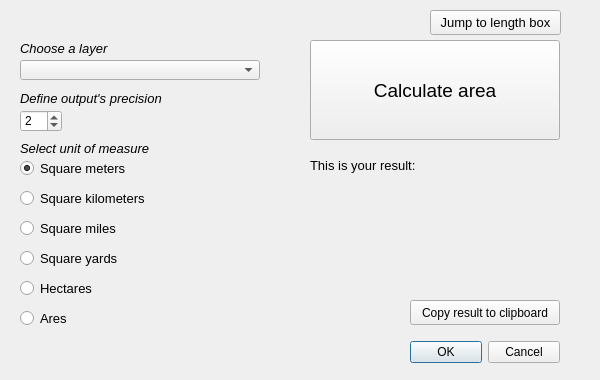
Before: the Qt Designer form ALCalculator_dialog_base.ui in pankonduktortoja/Quick-area-and-length-calculator, drawn with Qt 5.
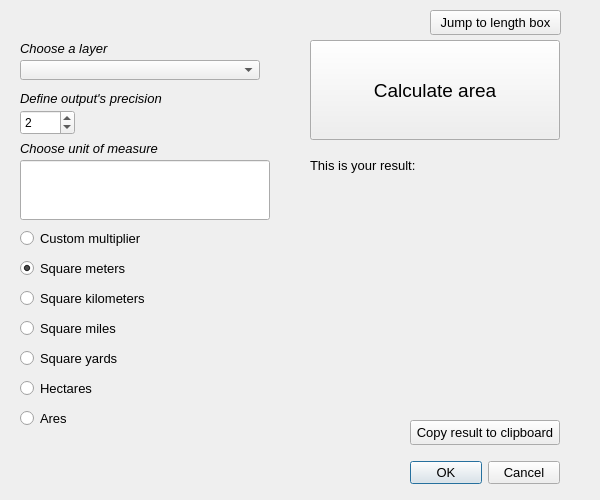
After: the same form once the commit is applied. The open tabs and pages were chosen to show the change. Custom widgets are drawn as their Qt base class.

Commit message: ui setup for custom multipliers

Diff of the .ui file:
```diff
--- a/ALCalculator_dialog_base.ui
+++ b/ALCalculator_dialog_base.ui
@@ -7,19 +7,19 @@
     <x>0</x>
     <y>0</y>
     <width>600</width>
-    <height>380</height>
+    <height>500</height>
    </rect>
   </property>
   <property name="minimumSize">
    <size>
     <width>600</width>
-    <height>380</height>
+    <height>500</height>
    </size>
   </property>
   <property name="maximumSize">
    <size>
     <width>600</width>
-    <height>380</height>
+    <height>500</height>
    </size>
   </property>
   <property name="font">
@@ -34,7 +34,7 @@
    <property name="geometry">
     <rect>
      <x>410</x>
-     <y>340</y>
+     <y>460</y>
      <width>150</width>
      <height>25</height>
     </rect>
@@ -42,6 +42,7 @@
    <property name="font">
     <font>
      <family>Arial</family>
+     <pointsize>10</pointsize>
     </font>
    </property>
    <property name="orientation">
@@ -57,7 +58,7 @@
      <x>10</x>
      <y>10</y>
      <width>580</width>
-     <height>321</height>
+     <height>441</height>
     </rect>
    </property>
    <property name="font">
@@ -177,8 +178,8 @@
       <rect>
        <x>10</x>
        <y>100</y>
-       <width>42</width>
-       <height>22</height>
+       <width>55</width>
+       <height>25</height>
       </rect>
      </property>
      <property name="maximum">
@@ -212,7 +213,7 @@
      <property name="geometry">
       <rect>
        <x>10</x>
-       <y>150</y>
+       <y>250</y>
        <width>171</width>
        <height>17</height>
       </rect>
@@ -234,7 +235,7 @@
      <property name="geometry">
       <rect>
        <x>10</x>
-       <y>180</y>
+       <y>280</y>
        <width>181</width>
        <height>17</height>
       </rect>
@@ -253,7 +254,7 @@
      <property name="geometry">
       <rect>
        <x>10</x>
-       <y>270</y>
+       <y>370</y>
        <width>201</width>
        <height>17</height>
       </rect>
@@ -272,7 +273,7 @@
      <property name="geometry">
       <rect>
        <x>10</x>
-       <y>300</y>
+       <y>400</y>
        <width>201</width>
        <height>17</height>
       </rect>
@@ -361,14 +362,14 @@
       </font>
      </property>
      <property name="text">
-      <string>Select unit of measure</string>
+      <string>Choose unit of measure</string>
      </property>
     </widget>
     <widget class="QRadioButton" name="rbAreaMiles">
      <property name="geometry">
       <rect>
        <x>10</x>
-       <y>210</y>
+       <y>310</y>
        <width>181</width>
        <height>17</height>
       </rect>
@@ -387,7 +388,7 @@
      <property name="geometry">
       <rect>
        <x>10</x>
-       <y>240</y>
+       <y>340</y>
        <width>181</width>
        <height>17</height>
       </rect>
@@ -416,15 +417,53 @@
      <property name="geometry">
       <rect>
        <x>400</x>
-       <y>290</y>
+       <y>410</y>
        <width>150</width>
        <height>25</height>
       </rect>
      </property>
+     <property name="font">
+      <font>
+       <family>Arial</family>
+       <pointsize>10</pointsize>
+      </font>
+     </property>
      <property name="text">
       <string>Copy result to clipboard</string>
      </property>
     </widget>
+    <widget class="QRadioButton" name="rbAreaCustom">
+     <property name="geometry">
+      <rect>
+       <x>10</x>
+       <y>220</y>
+       <width>141</width>
+       <height>17</height>
+      </rect>
+     </property>
+     <property name="font">
+      <font>
+       <family>Arial</family>
+       <pointsize>10</pointsize>
+      </font>
+     </property>
+     <property name="text">
+      <string>Custom multiplier</string>
+     </property>
+    </widget>
+    <widget class="QLineEdit" name="lineEdit">
+     <property name="geometry">
+      <rect>
+       <x>10</x>
+       <y>150</y>
+       <width>250</width>
+       <height>60</height>
+      </rect>
+     </property>
+     <property name="alignment">
+      <set>Qt::AlignLeading|Qt::AlignLeft|Qt::AlignTop</set>
+     </property>
+    </widget>
    </widget>
    <widget class="QWidget" name="length">
     <widget class="QPushButton" name="pbLengthCalc">
```
Left out of the diff: 65 changed lines with no effect on the pictures.
